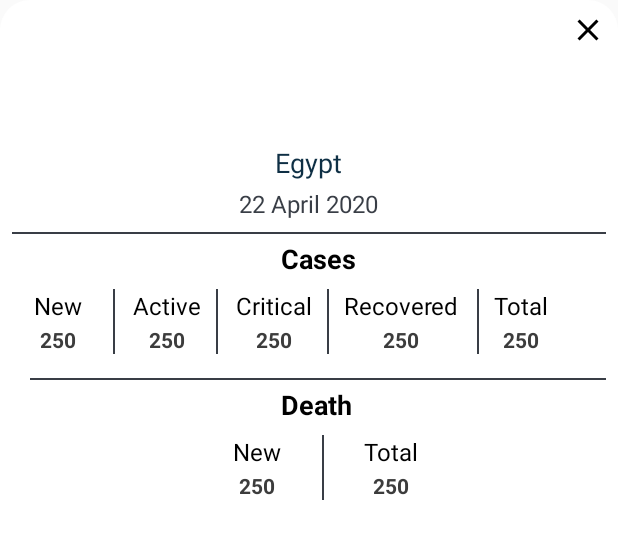
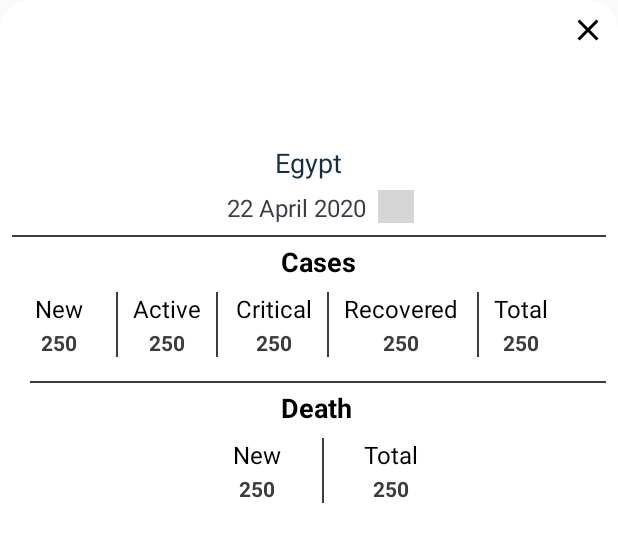
Before and after one commit to Ahmedfareedk/Covid-19, an Android app: the layout bottom_sheet_dialog.xml on its own in the app's theme, with its tools: preview values and no code run, on a phone screen of 412 x 824 dp. Shown: the top 542 px of the screen. Run offline under Robolectric (Android 15) with nearby library versions, the phone set to English and light mode, and no system bars; grey boxes are pictures that could not be loaded.

Commit message:
- build date picker feature to choose history by date to show - implementing ButterKnife

```diff
--- a/app/build.gradle
+++ b/app/build.gradle
@@ -36,5 +36,7 @@ dependencies {
     androidTestImplementation 'androidx.test.ext:junit:1.1.0'
     androidTestImplementation 'androidx.test.espresso:espresso-core:3.1.1'
     implementation 'com.google.android.material:material:1.1.0'
-    implementation 'com.github.mejdi14:Flat-Dialog-Android:1.0.4'
+
+    implementation 'com.jakewharton:butterknife:10.2.1'
+    annotationProcessor 'com.jakewharton:butterknife-compiler:10.2.1'
 }
--- a/app/src/main/java/com/example/covid_19/adapter/CountriesAdapter.java
+++ b/app/src/main/java/com/example/covid_19/adapter/CountriesAdapter.java
@@ -20,7 +20,6 @@ import com.example.covid_19.callback.OnCountryListener;
 import com.example.covid_19.model.stats.Response;
 import com.example.covid_19.utils.Constants;
 import com.example.covid_19.utils.ParseJson;
-import com.example.flatdialoglibrary.dialog.FlatDialog;
 import com.squareup.picasso.Picasso;
 
 import java.util.ArrayList;
@@ -107,6 +106,9 @@ public class CountriesAdapter extends RecyclerView.Adapter<CountriesAdapter.Coun
         }
     }
 
+
+
+
     @Override
     public Filter getFilter() {
         return countryFilter;
--- a/app/src/main/res/layout/bottom_sheet_dialog.xml
+++ b/app/src/main/res/layout/bottom_sheet_dialog.xml
@@ -32,15 +32,32 @@
         android:textColor="@color/death_layout_color"
         android:textSize="18sp" />
 
+    <LinearLayout
+        android:layout_width="match_parent"
+        android:layout_height="wrap_content"
+        android:orientation="horizontal"
+        android:gravity="center">
     <TextView
         android:id="@+id/bottom_sheet_day_date"
         android:layout_width="wrap_content"
         android:layout_height="wrap_content"
-        android:layout_gravity="center"
         android:layout_marginTop="4dp"
+        android:layout_marginStart="16dp"
         android:text="22 April 2020"
         android:textColor="#393e46"
         android:textSize="16sp" />
+
+        <ImageView
+            android:layout_width="24dp"
+            android:layout_height="24dp"
+            android:id="@+id/bottom_sheet_date_picker"
+            android:src="@drawable/ic_date_range_black_24dp"
+            android:layout_gravity="center"
+            android:layout_marginStart="8dp"
+            android:scaleType="centerCrop"
+            android:layout_marginTop="4dp"/>
+
+    </LinearLayout>
 
     <View
         android:layout_width="match_parent"
@@ -107,7 +124,7 @@
                 android:id="@+id/new_sep"
                 android:layout_width="1dp"
                 android:layout_height="0dp"
-                android:layout_marginRight="12dp"
+                android:layout_marginRight="10dp"
                 android:background="@color/view_separator_background"
                 app:layout_constraintBottom_toBottomOf="@id/bottom_new_cases_value"
                 app:layout_constraintRight_toLeftOf="@id/bottom_active_cases_label"
```
Also changed, not shown: app/src/main/java/com/example/covid_19/ui/countries/CountriesStateFragment.java (+82 -49 lines).
